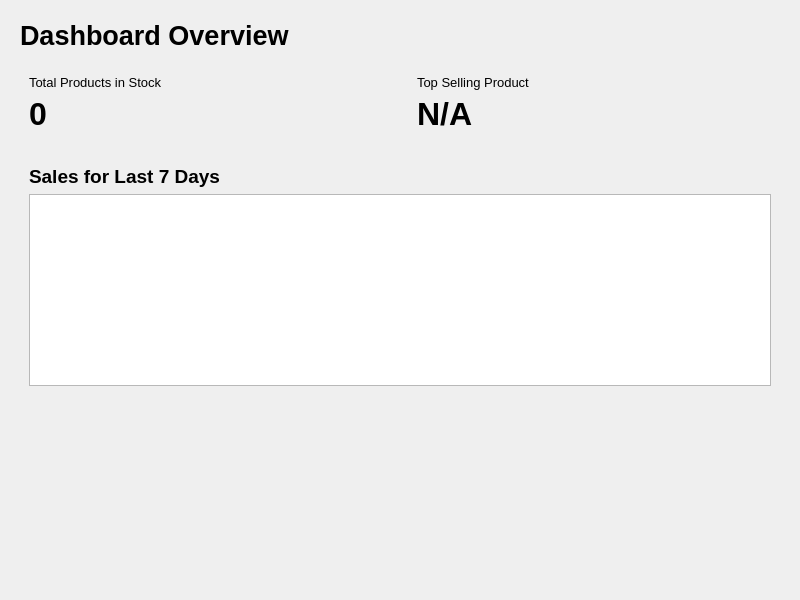
NoureddineDRIOUECH/POS, file dashboardpage.ui: the form before one commit.
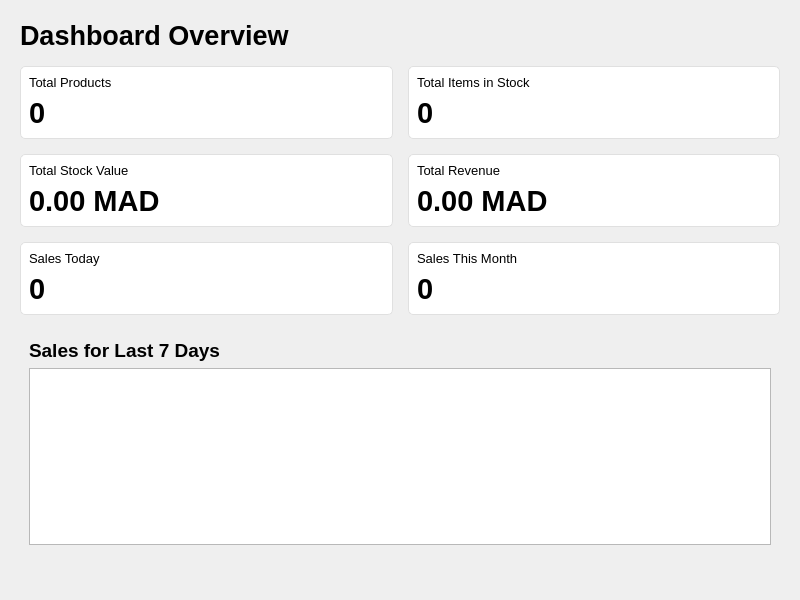
The form after the commit.

Diff of the .ui file:
```diff
--- a/dashboardpage.ui
+++ b/dashboardpage.ui
@@ -49,24 +49,31 @@
      </property>
      <item row="0" column="0">
       <widget class="QWidget" name="cardTotalProducts" native="true">
-       <layout class="QVBoxLayout" name="verticalLayout_2">
+       <property name="styleSheet">
+        <string notr="true">#cardTotalProducts {
+border: 1px solid #e0e0e0;
+border-radius: 5px;
+background-color: #ffffff;
+}</string>
+       </property>
+       <layout class="QVBoxLayout" name="cardTotalProductsLayout">
         <item>
-         <widget class="QLabel" name="totalProductsTitle">
+         <widget class="QLabel" name="totalProductsTitleLabel">
           <property name="font">
            <font>
             <pointsize>10</pointsize>
            </font>
           </property>
           <property name="text">
-           <string>Total Products in Stock</string>
+           <string>Total Products</string>
           </property>
          </widget>
         </item>
         <item>
-         <widget class="QLabel" name="totalProductsValue">
+         <widget class="QLabel" name="totalProductsValueLabel">
           <property name="font">
            <font>
-            <pointsize>24</pointsize>
+            <pointsize>22</pointsize>
             <bold>true</bold>
            </font>
           </property>
@@ -79,30 +86,189 @@
       </widget>
      </item>
      <item row="0" column="1">
-      <widget class="QWidget" name="cardTopSelling" native="true">
-       <layout class="QVBoxLayout" name="verticalLayout_3">
+      <widget class="QWidget" name="cardTotalItems" native="true">
+       <property name="styleSheet">
+        <string notr="true">#cardTotalItems {
+border: 1px solid #e0e0e0;
+border-radius: 5px;
+background-color: #ffffff;
+}</string>
+       </property>
+       <layout class="QVBoxLayout" name="cardTotalItemsLayout">
         <item>
-         <widget class="QLabel" name="topSellingTitle">
+         <widget class="QLabel" name="totalItemsTitleLabel">
           <property name="font">
            <font>
             <pointsize>10</pointsize>
            </font>
           </property>
           <property name="text">
-           <string>Top Selling Product</string>
+           <string>Total Items in Stock</string>
           </property>
          </widget>
         </item>
         <item>
-         <widget class="QLabel" name="topSellingValue">
+         <widget class="QLabel" name="totalItemsValueLabel">
           <property name="font">
            <font>
-            <pointsize>24</pointsize>
+            <pointsize>22</pointsize>
             <bold>true</bold>
            </font>
           </property>
           <property name="text">
-           <string>N/A</string>
+           <string>0</string>
+          </property>
+         </widget>
+        </item>
+       </layout>
+      </widget>
+     </item>
+     <item row="1" column="0">
+      <widget class="QWidget" name="cardStockValue" native="true">
+       <property name="styleSheet">
+        <string notr="true">#cardStockValue {
+border: 1px solid #e0e0e0;
+border-radius: 5px;
+background-color: #ffffff;
+}</string>
+       </property>
+       <layout class="QVBoxLayout" name="cardStockValueLayout">
+        <item>
+         <widget class="QLabel" name="stockValueTitleLabel">
+          <property name="font">
+           <font>
+            <pointsize>10</pointsize>
+           </font>
+          </property>
+          <property name="text">
+           <string>Total Stock Value</string>
+          </property>
+         </widget>
+        </item>
+        <item>
+         <widget class="QLabel" name="stockValueValueLabel">
+          <property name="font">
+           <font>
+            <pointsize>22</pointsize>
+            <bold>true</bold>
+           </font>
+          </property>
+          <property name="text">
+           <string>0.00 MAD</string>
+          </property>
+         </widget>
+        </item>
+       </layout>
+      </widget>
+     </item>
+     <item row="1" column="1">
+      <widget class="QWidget" name="cardTotalRevenue" native="true">
+       <property name="styleSheet">
+        <string notr="true">#cardTotalRevenue {
+border: 1px solid #e0e0e0;
+border-radius: 5px;
+background-color: #ffffff;
+}</string>
+       </property>
+       <layout class="QVBoxLayout" name="cardTotalRevenueLayout">
+        <item>
+         <widget class="QLabel" name="totalRevenueTitleLabel">
+          <property name="font">
+           <font>
+            <pointsize>10</pointsize>
+           </font>
+          </property>
+          <property name="text">
+           <string>Total Revenue</string>
+          </property>
+         </widget>
+        </item>
+        <item>
+         <widget class="QLabel" name="totalRevenueValueLabel">
+          <property name="font">
+           <font>
+            <pointsize>22</pointsize>
+            <bold>true</bold>
+           </font>
+          </property>
+          <property name="text">
+           <string>0.00 MAD</string>
+          </property>
+         </widget>
+        </item>
+       </layout>
+      </widget>
+     </item>
+     <item row="2" column="0">
+      <widget class="QWidget" name="cardSalesToday" native="true">
+       <property name="styleSheet">
+        <string notr="true">#cardSalesToday {
+border: 1px solid #e0e0e0;
+border-radius: 5px;
+background-color: #ffffff;
+}</string>
+       </property>
+       <layout class="QVBoxLayout" name="cardSalesTodayLayout">
+        <item>
+         <widget class="QLabel" name="salesTodayTitleLabel">
+          <property name="font">
+           <font>
+            <pointsize>10</pointsize>
+           </font>
+          </property>
+          <property name="text">
+           <string>Sales Today</string>
+          </property>
+         </widget>
+        </item>
+        <item>
+         <widget class="QLabel" name="salesTodayValueLabel">
+          <property name="font">
+           <font>
+            <pointsize>22</pointsize>
+            <bold>true</bold>
+           </font>
+          </property>
+          <property name="text">
+           <string>0</string>
+          </property>
+         </widget>
+        </item>
+       </layout>
+      </widget>
+     </item>
+     <item row="2" column="1">
+      <widget class="QWidget" name="cardSalesMonth" native="true">
+       <property name="styleSheet">
+        <string notr="true">#cardSalesMonth {
+border: 1px solid #e0e0e0;
+border-radius: 5px;
+background-color: #ffffff;
+}</string>
+       </property>
+       <layout class="QVBoxLayout" name="cardSalesMonthLayout">
+        <item>
+         <widget class="QLabel" name="salesMonthTitleLabel">
+          <property name="font">
+           <font>
+            <pointsize>10</pointsize>
+           </font>
+          </property>
+          <property name="text">
+           <string>Sales This Month</string>
+          </property>
+         </widget>
+        </item>
+        <item>
+         <widget class="QLabel" name="salesMonthValueLabel">
+          <property name="font">
+           <font>
+            <pointsize>22</pointsize>
+            <bold>true</bold>
+           </font>
+          </property>
+          <property name="text">
+           <string>0</string>
           </property>
          </widget>
         </item>
```
